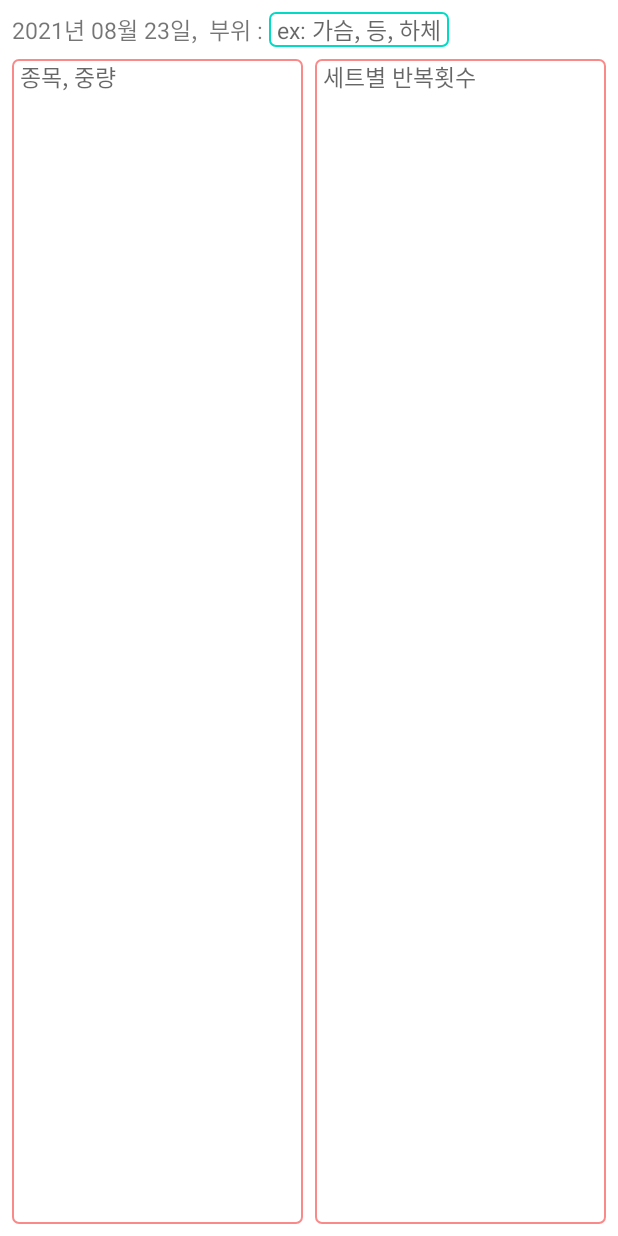
After one commit to kkcchh9999/Work-out_Record_App, an Android app: the layout fragment_workout_detail.xml on its own in the app's theme, with its tools: preview values and no code run, on a phone screen of 412 x 824 dp. The commit adds this screen. Run offline under Robolectric (Android 15) with nearby library versions, the phone set to English and light mode, and no system bars.

Commit message:
메모를 작성할 Fragment 생성

```diff
--- a/app/build.gradle
+++ b/app/build.gradle
@@ -4,13 +4,13 @@ plugins {
 }
 
 android {
-    compileSdkVersion 31
-    buildToolsVersion "31.0.0"
+    compileSdkVersion 30
+    buildToolsVersion "30.0.2"
 
     defaultConfig {
         applicationId "com.work_out_record"
         minSdkVersion 22
-        targetSdkVersion 31
+        targetSdkVersion 30
         versionCode 1
         versionName "1.0"
 
--- a/app/src/main/AndroidManifest.xml
+++ b/app/src/main/AndroidManifest.xml
@@ -9,6 +9,7 @@
         android:roundIcon="@mipmap/ic_launcher_round"
         android:supportsRtl="true"
         android:theme="@style/Theme.Work_out_Record">
+        <activity android:name=".WorkoutDetailFragment"></activity>
         <activity android:name=".WorkoutRecordActivity">
             <intent-filter>
                 <action android:name="android.intent.action.MAIN" />
--- /dev/null
+++ b/app/src/main/java/com/work_out_record/WorkoutDetailFragment.kt
@@ -0,0 +1,36 @@
+package com.work_out_record
+
+import android.os.Bundle
+import android.view.LayoutInflater
+import android.view.View
+import android.view.ViewGroup
+import android.widget.EditText
+import android.widget.TextView
+import androidx.fragment.app.Fragment
+
+class WorkoutDetailFragment : Fragment() {
+
+    private lateinit var dateTextView: TextView
+    private lateinit var partEditText: EditText
+    private lateinit var routineEditText: EditText
+    private lateinit var repeatEditText: EditText
+
+    override fun onCreateView(
+        inflater: LayoutInflater,
+        container: ViewGroup?,
+        savedInstanceState: Bundle?
+    ): View? {
+        val view = inflater.inflate(R.layout.fragment_workout_detail, container, false)
+
+        dateTextView = view.findViewById(R.id.date_textView) as TextView
+        partEditText = view.findViewById(R.id.part_editText) as EditText
+        routineEditText = view.findViewById(R.id.routine_editText) as EditText
+        repeatEditText = view.findViewById(R.id.repeat_editText) as EditText
+
+        return view
+    }
+
+    companion object {
+        fun newInstance() = WorkoutDetailFragment()
+    }
+}
--- a/app/src/main/java/com/work_out_record/WorkoutRecordFragment.kt
+++ b/app/src/main/java/com/work_out_record/WorkoutRecordFragment.kt
@@ -22,7 +22,7 @@ class WorkoutRecordFragment: Fragment() {
         recordRecyclerView = view.findViewById(R.id.record_recyclerview)
         recordRecyclerView.layoutManager = GridLayoutManager(context, 2)
 
-        return super.onCreateView(inflater, container, savedInstanceState)
+        return view
     }
 
     companion object {
--- /dev/null
+++ b/app/src/main/res/drawable/edittext_background.xml
@@ -0,0 +1,24 @@
+<?xml version="1.0" encoding="utf-8"?>
+<selector xmlns:android="http://schemas.android.com/apk/res/android">
+    <item android:state_focused="true">
+        <shape android:shape="rectangle">
+            <stroke
+                android:width="1dp"
+                android:color="@color/teal_200" />
+            <corners android:radius="4dp"/>
+            <solid
+                android:color="#FFFFFF" />
+        </shape>
+    </item>
+
+    <item android:state_focused="false">
+        <shape android:shape="rectangle">
+            <stroke
+                android:width="1dp"
+                android:color="#FA8A8A" />
+            <corners android:radius="4dp"/>
+            <solid
+                android:color="#FFFFFF" />
+        </shape>
+    </item>
+</selector>
--- /dev/null
+++ b/app/src/main/res/layout/fragment_workout_detail.xml
@@ -0,0 +1,83 @@
+<?xml version="1.0" encoding="utf-8"?>
+<androidx.constraintlayout.widget.ConstraintLayout xmlns:android="http://schemas.android.com/apk/res/android"
+    xmlns:app="http://schemas.android.com/apk/res-auto"
+    xmlns:tools="http://schemas.android.com/tools"
+    android:layout_width="match_parent"
+    android:layout_height="match_parent"
+    tools:context=".WorkoutDetailFragment">
+
+
+    <TextView
+        android:id="@+id/date_textView"
+        android:layout_width="wrap_content"
+        android:layout_height="wrap_content"
+        android:layout_marginStart="8dp"
+        android:layout_marginTop="8dp"
+        app:layout_constraintEnd_toEndOf="parent"
+        app:layout_constraintHorizontal_bias="0"
+        app:layout_constraintStart_toStartOf="parent"
+        app:layout_constraintTop_toTopOf="parent"
+        android:textSize="15sp"
+        android:text="@string/temp_date" />
+
+    <EditText
+        android:id="@+id/part_editText"
+        android:background="@drawable/edittext_background"
+        android:layout_width="wrap_content"
+        android:layout_height="wrap_content"
+        android:layout_marginTop="8dp"
+        android:hint="@string/part_name"
+        android:maxLines="1"
+        android:textSize="15sp"
+        android:paddingStart="5sp"
+        android:paddingEnd="5sp"
+        app:layout_constraintEnd_toEndOf="parent"
+        app:layout_constraintHorizontal_bias="0"
+        app:layout_constraintStart_toEndOf="@id/date_textView"
+        app:layout_constraintTop_toTopOf="parent" />
+
+
+    <EditText
+        android:id="@+id/routine_editText"
+        android:layout_width="0dp"
+        android:layout_height="0dp"
+        android:layout_marginStart="8dp"
+        android:layout_marginTop="8dp"
+        android:layout_marginBottom="8dp"
+        android:autofillHints="no"
+        android:background="@drawable/edittext_background"
+        android:gravity="top"
+        android:overScrollMode="always"
+        android:paddingStart="5sp"
+        android:scrollbarStyle="insideInset"
+        android:scrollbars="horizontal"
+        android:hint="@string/training_name"
+        android:textSize="15sp"
+        app:layout_constraintBottom_toBottomOf="parent"
+        app:layout_constraintEnd_toStartOf="@+id/repeat_editText"
+        app:layout_constraintStart_toStartOf="parent"
+        app:layout_constraintTop_toBottomOf="@+id/date_textView" />
+
+    <EditText
+        android:id="@+id/repeat_editText"
+        android:layout_width="0dp"
+        android:layout_height="0dp"
+        android:layout_marginStart="8dp"
+        android:layout_marginTop="8dp"
+        android:layout_marginEnd="8dp"
+        android:layout_marginBottom="8dp"
+        android:autofillHints="no"
+        android:background="@drawable/edittext_background"
+        android:gravity="top"
+        android:overScrollMode="always"
+        android:paddingStart="5sp"
+        android:scrollbarStyle="insideInset"
+        android:scrollbars="horizontal"
+        android:hint="@string/repeat"
+        android:textSize="15sp"
+        app:layout_constraintBottom_toBottomOf="parent"
+        app:layout_constraintEnd_toEndOf="parent"
+        app:layout_constraintStart_toEndOf="@id/routine_editText"
+        app:layout_constraintTop_toBottomOf="@+id/date_textView" />
+
+</androidx.constraintlayout.widget.ConstraintLayout>
--- a/app/src/main/res/values-night/themes.xml
+++ b/app/src/main/res/values-night/themes.xml
@@ -2,8 +2,8 @@
     <!-- Base application theme. -->
     <style name="Theme.Work_out_Record" parent="Theme.MaterialComponents.DayNight.DarkActionBar">
         <!-- Primary brand color. -->
-        <item name="colorPrimary">@color/purple_200</item>
-        <item name="colorPrimaryVariant">@color/purple_700</item>
+        <item name="colorPrimary">@color/pink</item>
+        <item name="colorPrimaryVariant">@color/pink</item>
         <item name="colorOnPrimary">@color/black</item>
         <!-- Secondary brand color. -->
         <item name="colorSecondary">@color/teal_200</item>
--- a/app/src/main/res/values/colors.xml
+++ b/app/src/main/res/values/colors.xml
@@ -2,7 +2,7 @@
 <resources>
     <color name="purple_200">#FFBB86FC</color>
     <color name="purple_500">#FF6200EE</color>
-    <color name="purple_700">#FF3700B3</color>
+    <color name="pink">#FA8A8A</color>
     <color name="teal_200">#FF03DAC5</color>
     <color name="teal_700">#FF018786</color>
     <color name="black">#FF000000</color>
--- a/app/src/main/res/values/strings.xml
+++ b/app/src/main/res/values/strings.xml
@@ -1,3 +1,9 @@
 <resources>
     <string name="app_name">Work_out_Record</string>
+
+    <string name="part_name">ex: 가슴, 등, 하체</string>
+    <string name="temp_date">"2021년 08월 23일,  부위 : "</string>
+
+    <string name="training_name">종목, 중량</string>
+    <string name="repeat">세트별 반복횟수</string>
 </resources>
--- a/app/src/main/res/values/themes.xml
+++ b/app/src/main/res/values/themes.xml
@@ -2,8 +2,8 @@
     <!-- Base application theme. -->
     <style name="Theme.Work_out_Record" parent="Theme.MaterialComponents.DayNight.DarkActionBar">
         <!-- Primary brand color. -->
-        <item name="colorPrimary">@color/purple_500</item>
-        <item name="colorPrimaryVariant">@color/purple_700</item>
+        <item name="colorPrimary">@color/pink</item>
+        <item name="colorPrimaryVariant">@color/pink</item>
         <item name="colorOnPrimary">@color/white</item>
         <!-- Secondary brand color. -->
         <item name="colorSecondary">@color/teal_200</item>
```
